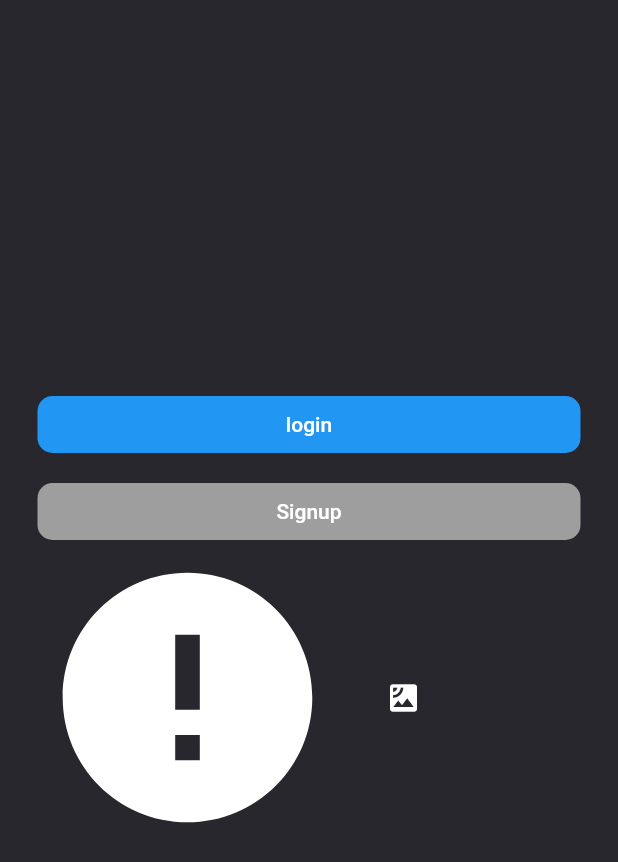
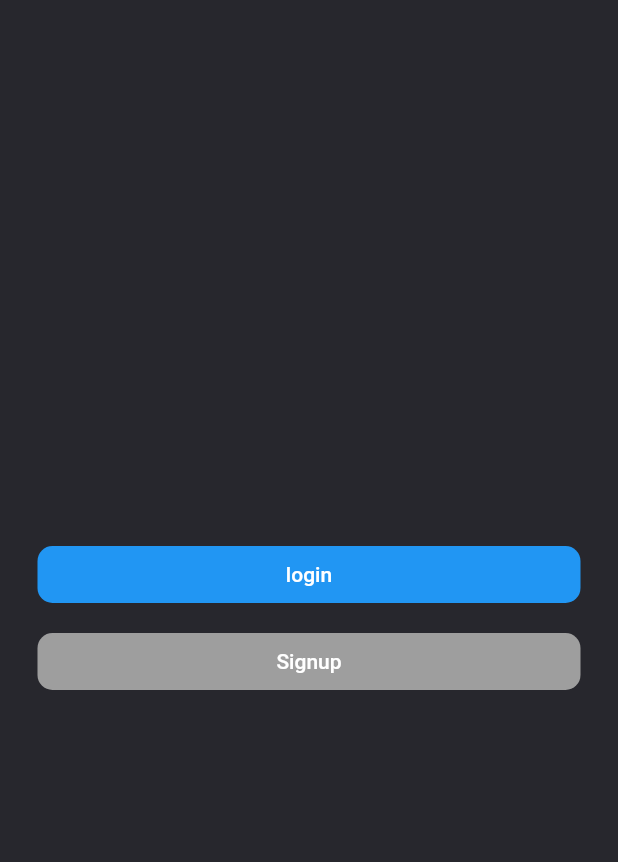
Before and after one commit to vinayakUs/message, a Flutter app: the screen it shows after launch, on a phone screen of 412 x 824 dp. Shown: the top 862 px of the screen. Run offline on Flutter 3.47's test engine with Material 2 defaults, Android fonts, the phone set to English and light mode, and no system bars; our stand-ins replace bubble, cloud_firestore, firebase_auth, firebase_crashlytics, font_awesome_flutter, modal_progress_hud; accounts and stored records are empty.

```diff
--- a/lib/main.dart
+++ b/lib/main.dart
@@ -19,16 +19,17 @@ class MyApp extends StatelessWidget {
   @override
   Widget build(BuildContext context) {
     return MaterialApp(
-      theme: ThemeData.dark().copyWith(scaffoldBackgroundColor: Color(0xff27272d)),
+      theme:
+          ThemeData.dark().copyWith(scaffoldBackgroundColor: Color(0xff27272d)),
       routes: {
-        Selectscreen.id: (context) => Selectscreen(),
+        SelectScreen.id: (context) => SelectScreen(),
         Login.id: (context) => Login(),
         Home.id: (context) => Home(),
-        Rootscreen.id: (context) => Rootscreen(),
+        RootScreen.id: (context) => RootScreen(),
         Signup.id: (context) => Signup(),
         FindFriends.id: (context) => FindFriends(),
       },
-      initialRoute: Rootscreen.id,
+      initialRoute: RootScreen.id,
     );
   }
 }
--- a/lib/routes/friend_request.dart
+++ b/lib/routes/friend_request.dart
@@ -3,7 +3,6 @@ import 'package:flutter/material.dart';
 import 'package:message/buisness/auth.dart';
 import 'package:message/buisness/getlocation.dart';
 import 'package:message/widget/builder.dart';
-import 'package:message/widget/customlistview.dart';
 
 class FriendRequest extends StatefulWidget {
   @override
@@ -204,7 +203,7 @@ class _AcceptRejectRequestButtonState extends State<AcceptRejectRequestButton> {
     return returnValue;
   }
 
-  Future _reject(String pendingRequestUserID ) async {
+  Future _reject(String pendingRequestUserID) async {
     bool returnValue = false;
     String _currentUserID = await Auth.getCurrentFireBaseUser();
     await Firestore.instance
--- a/lib/routes/rootscreen.dart
+++ b/lib/routes/rootscreen.dart
@@ -3,18 +3,18 @@ import 'package:flutter/material.dart';
 import 'package:message/routes/home.dart';
 import 'package:message/routes/selection_screen.dart';
 
-class Rootscreen extends StatefulWidget {
+class RootScreen extends StatefulWidget {
   static String id = "Root_screen";
   @override
   _RootScreenState createState() => _RootScreenState();
 }
 
-class _RootScreenState extends State<Rootscreen> {
+class _RootScreenState extends State<RootScreen> {
   @override
   void initState() {
-
     super.initState();
   }
+
   @override
   Widget build(BuildContext context) {
     return new StreamBuilder<FirebaseUser>(
@@ -22,17 +22,15 @@ class _RootScreenState extends State<Rootscreen> {
       builder: (BuildContext context, AsyncSnapshot snapshot) {
         if (snapshot.connectionState == ConnectionState.waiting) {
           return new Container(
-            color: Colors.white,
-
+            color: Colors.black,
           );
         } else {
           if (snapshot.hasData) {
             return new Home(
               fireBaseUser: snapshot.data,
-
             );
           } else {
-            return Selectscreen();
+            return SelectScreen();
           }
         }
       },
--- a/lib/routes/selection_screen.dart
+++ b/lib/routes/selection_screen.dart
@@ -5,14 +5,14 @@ import 'package:message/widget/wideButton.dart';
 
 import 'login_screen.dart';
 
-class Selectscreen extends StatefulWidget {
+class SelectScreen extends StatefulWidget {
   static String id = "Selct_screen";
 
   @override
   _SelectScreenState createState() => _SelectScreenState();
 }
 
-class _SelectScreenState extends State<Selectscreen> {
+class _SelectScreenState extends State<SelectScreen> {
   @override
   Widget build(BuildContext context) {
     return Scaffold(
@@ -42,24 +42,7 @@ class _SelectScreenState extends State<Selectscreen> {
                   },
                   child: Text("Signup"),
                 ),
-                Row(
-                  children: <Widget>[
-                    CircularButton(
-                      onPressed:(){},
-                      enabled: true,
-                      radius: 1000,
-                      child: Icon(Icons.error,size: 200,),
 
-                    ),
-                    FlatButton(
-                      padding: EdgeInsets.all(0),
-                      onPressed: (){},
-                      child: Icon(Icons.satellite),
-
-                      shape: RoundedRectangleBorder(borderRadius: BorderRadius.circular(10000)),
-                    ),
-                  ],
-                ),
               ],
             ),
           ),
--- a/lib/widget/addButton.dart
+++ b/lib/widget/addButton.dart
@@ -1,12 +1,11 @@
 import 'package:flutter/material.dart';
-import 'package:flutter/scheduler.dart';
 import 'package:message/buisness/auth.dart';
 import 'package:message/buisness/getlocation.dart';
 import 'package:message/widget/builder.dart';
 
 class AddButton extends StatefulWidget {
-  Function sendFriendRequest;
-  String toUserID;
+  final Function sendFriendRequest;
+  final String toUserID;
   AddButton({this.sendFriendRequest, this.toUserID});
   @override
   _AddButtonState createState() => _AddButtonState();
```
Also changed, not shown: lib/buisness/getlocation.dart (+4 -4 lines), lib/models/user.dart (+13 -5 lines), lib/routes/find_friends.dart (+16 -31 lines), lib/routes/home.dart (+0 -26 lines), lib/widget/customlistview.dart (deleted, +0 -63 lines), pubspec.lock, 2 other files. Lines whose indentation alone changed are shown as unchanged.
